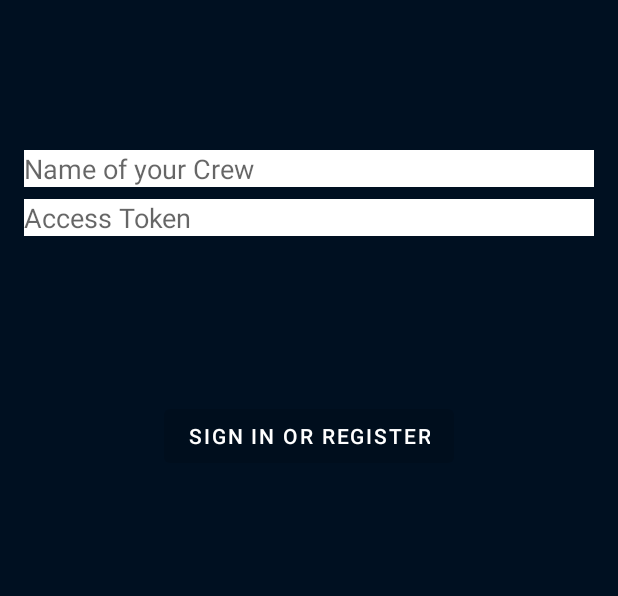
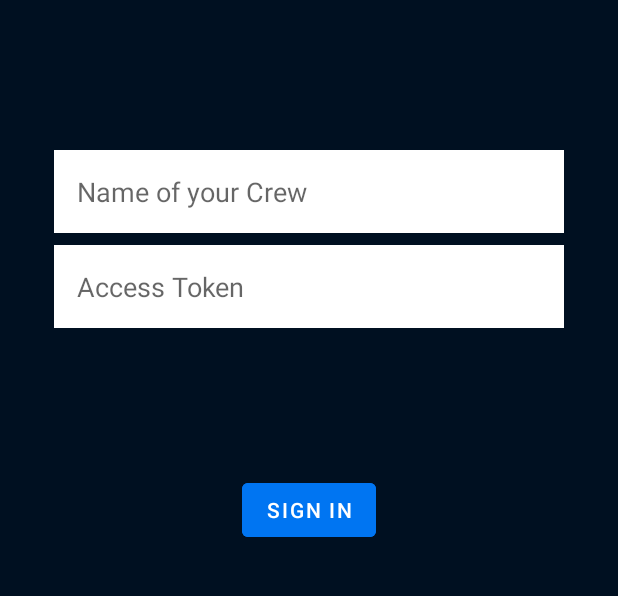
Before and after one commit to jbmitchell7/GalacticMerchants, an Android app: the screen it shows after launch (MainActivity), on a phone screen of 412 x 824 dp, the part 83-679 px from its top. Run offline under Robolectric (Android 15) with nearby library versions, the phone set to English and light mode, and no system bars.

Commit message:
finished xml interface for login screen

```diff
--- a/app/src/main/res/layout/activity_main.xml
+++ b/app/src/main/res/layout/activity_main.xml
@@ -28,7 +28,6 @@
             android:id="@+id/crew_name"
             android:layout_width="0dp"
             android:layout_height="wrap_content"
-            android:autofillHints="@string/prompt_email"
             android:background="@color/white"
             android:layout_marginTop="100dp"
             android:hint="Name of your Crew"
@@ -36,14 +35,15 @@
             android:selectAllOnFocus="true"
             app:layout_constraintEnd_toEndOf="parent"
             app:layout_constraintStart_toStartOf="parent"
-            app:layout_constraintTop_toBottomOf="@+id/greeting_text" />
+            app:layout_constraintTop_toBottomOf="@+id/greeting_text"
+            android:padding="15dp"
+            android:layout_marginHorizontal="20dp"/>
 
         <EditText
             android:id="@+id/access_token"
             android:layout_width="0dp"
             android:layout_height="wrap_content"
             android:layout_marginTop="8dp"
-            android:autofillHints="@string/prompt_password"
             android:hint="Access Token"
             android:imeActionLabel="@string/action_sign_in_short"
             android:imeOptions="actionDone"
@@ -52,7 +52,9 @@
             app:layout_constraintEnd_toEndOf="parent"
             app:layout_constraintStart_toStartOf="parent"
             app:layout_constraintTop_toBottomOf="@+id/crew_name"
-            android:background="@color/white"/>
+            android:background="@color/white"
+            android:padding="15dp"
+            android:layout_marginHorizontal="20dp"/>
 
         <Button
             android:id="@+id/login"
@@ -62,13 +64,14 @@
             android:layout_marginTop="16dp"
             android:layout_marginBottom="64dp"
             android:enabled="false"
-            android:text="@string/action_sign_in"
+            android:text="Sign In"
             app:layout_constraintBottom_toBottomOf="parent"
             app:layout_constraintEnd_toEndOf="parent"
             app:layout_constraintStart_toStartOf="parent"
             app:layout_constraintTop_toBottomOf="@+id/access_token"
             app:layout_constraintVertical_bias="0.2"
-            android:textColor="@color/white"/>
+            android:textColor="@color/white"
+            android:backgroundTint="@color/blue"/>
 
         <ProgressBar
             android:id="@+id/loading"
--- a/app/src/main/res/values/themes.xml
+++ b/app/src/main/res/values/themes.xml
@@ -10,7 +10,7 @@
         <item name="colorSecondaryVariant">@color/magenta</item>
         <item name="colorOnSecondary">@color/black</item>
         <!-- Status bar color. -->
-        <item name="android:statusBarColor" tools:targetApi="l">?attr/colorPrimaryVariant</item>
+        <item name="android:statusBarColor" tools:targetApi="l">@color/black_theme</item>
         <!-- Customize your theme here. -->
         <item name="android:textColor">@color/yellow</item>
     </style>
```
